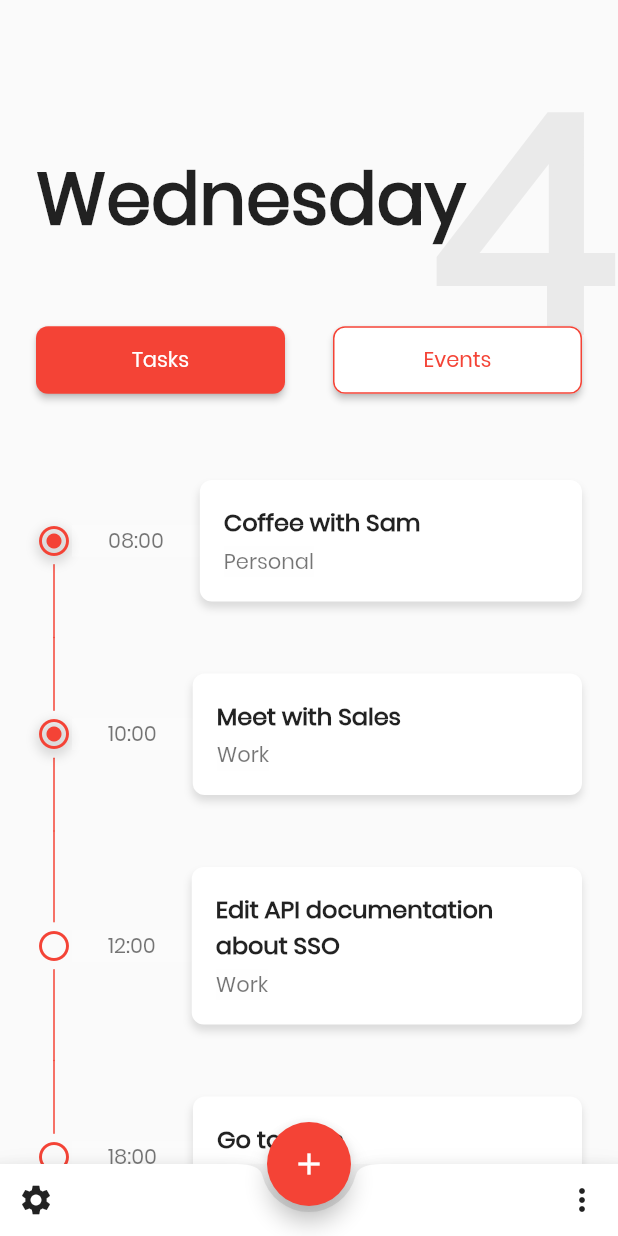
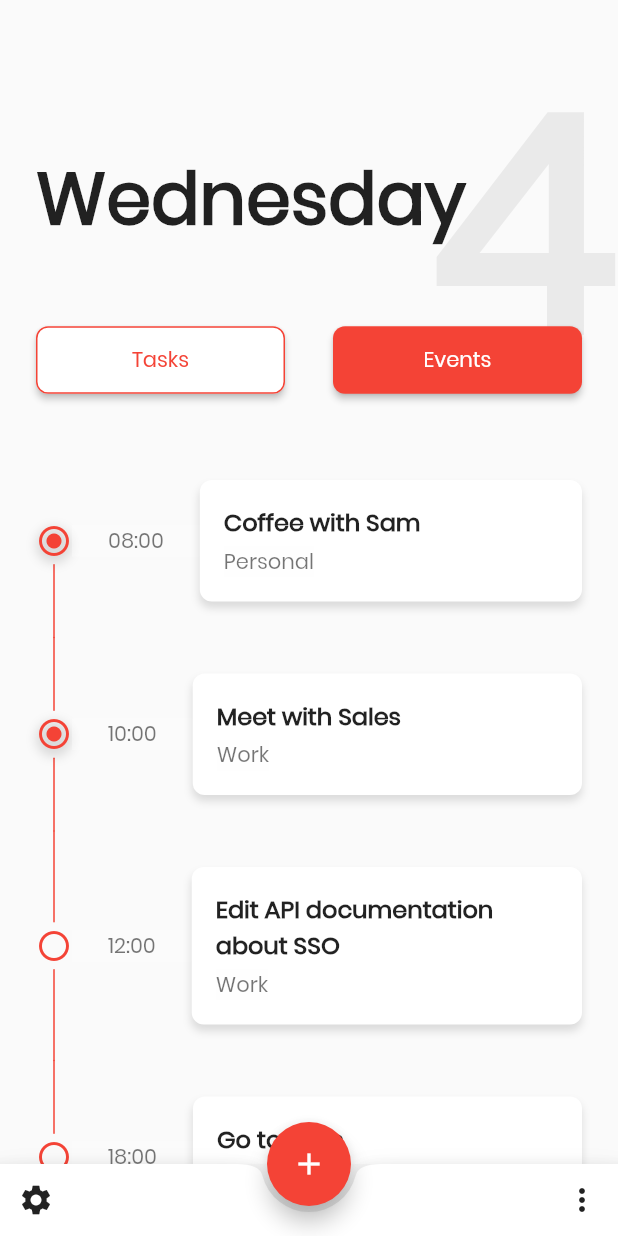
Before and after one commit to sidsbrmnn/todo_app, a Flutter app: the screen it shows after launch, after a tap on "Events", on a phone screen of 412 x 824 dp. Run offline on Flutter 3.47's test engine with Material 2 defaults, Android fonts, the phone set to English and light mode, and no system bars.

Commit message:
Dynamic page rendering

```diff
--- a/lib/main.dart
+++ b/lib/main.dart
@@ -2,6 +2,10 @@ import 'package:flutter/material.dart';
 import 'package:todo_app/pages/events_page.dart';
 import 'package:todo_app/pages/tasks_page.dart';
 import 'package:todo_app/widgets/custom_button.dart';
+
+import 'models.dart';
+import 'pages/add_event_page.dart';
+import 'pages/add_task_page.dart';
 
 void main() => runApp(MyApp());
 
@@ -26,6 +30,22 @@ class MyHomePage extends StatefulWidget {
 }
 
 class _MyHomePageState extends State<MyHomePage> {
+  Map<PageType, Page> _pages = {
+    PageType.Tasks: new Page(
+      name: 'Tasks',
+      pageType: PageType.Tasks,
+      component: TasksPage(),
+      newItemPage: AddTaskPage(),
+    ),
+    PageType.Events: new Page(
+      name: 'Events',
+      pageType: PageType.Events,
+      component: EventsPage(),
+      newItemPage: AddEventPage(),
+    )
+  };
+  PageType _selectedPage = PageType.Tasks;
+
   @override
   Widget build(BuildContext context) {
     return Scaffold(
@@ -54,7 +74,7 @@ class _MyHomePageState extends State<MyHomePage> {
                 shape: RoundedRectangleBorder(
                   borderRadius: BorderRadius.circular(8.0),
                 ),
-                child: AddTaskPage(),
+                child: _pages[_selectedPage].newItemPage,
               );
             },
           );
@@ -100,39 +120,41 @@ class _MyHomePageState extends State<MyHomePage> {
         ),
         Padding(
           padding: const EdgeInsets.all(24.0),
-          child: _renderButtons(),
+          child: Row(
+            children: <Widget>[
+              Expanded(
+                child: _renderButton(_pages[PageType.Tasks]),
+              ),
+              SizedBox(
+                width: 32,
+              ),
+              Expanded(
+                child: _renderButton(_pages[PageType.Events]),
+              )
+            ],
+          ),
         ),
         Expanded(
-          child: EventsPage(),
+          child: _pages[_selectedPage].component,
         )
       ],
     );
   }
 
-  Widget _renderButtons() {
-    return Row(
-      children: <Widget>[
-        Expanded(
-          child: CustomButton(
-            text: 'Tasks',
-            onPressed: () {},
-            color: Theme.of(context).accentColor,
-            textColor: Colors.white,
-          ),
-        ),
-        SizedBox(
-          width: 32,
-        ),
-        Expanded(
-          child: CustomButton(
-            text: 'Events',
-            onPressed: () {},
-            color: Colors.white,
-            textColor: Theme.of(context).accentColor,
-            borderColor: Theme.of(context).accentColor,
-          ),
-        )
-      ],
+  Widget _renderButton(Page page) {
+    bool isSelected = page.pageType == _selectedPage;
+
+    return CustomButton(
+      text: page.name,
+      onPressed: () {
+        setState(() {
+          _selectedPage = page.pageType;
+        });
+      },
+      color: isSelected ? Theme.of(context).accentColor : Colors.white,
+      textColor: isSelected ? Colors.white : Theme.of(context).accentColor,
+      borderColor:
+          isSelected ? Colors.transparent : Theme.of(context).accentColor,
     );
   }
 }
```
